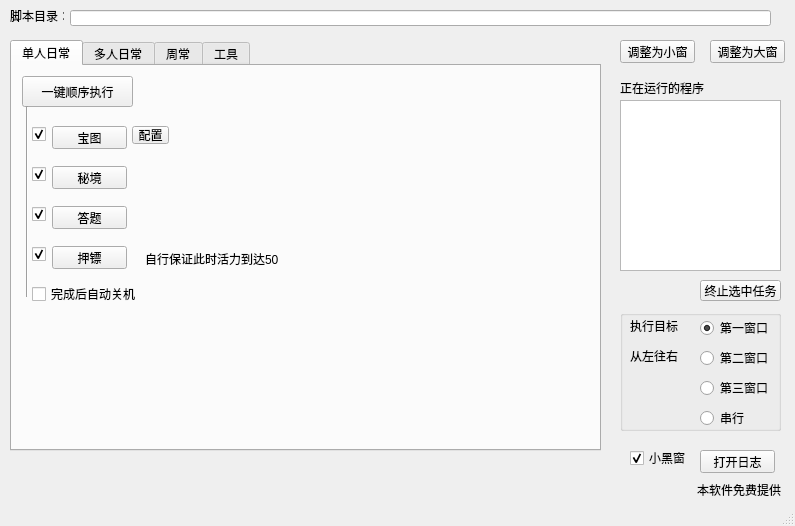
This is ui/win/script.ui in misakamikodo/mhxy_script as Qt 5 draws it before an edit. The edited form follows.
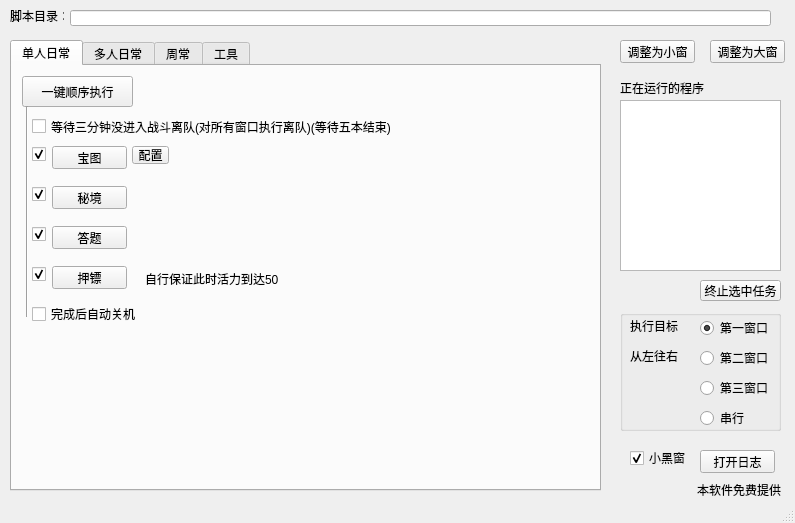
This is the edited form. The open tabs and pages were chosen to show the change.

```diff
--- a/ui/win/script.ui
+++ b/ui/win/script.ui
@@ -10,7 +10,7 @@
     <x>0</x>
     <y>0</y>
     <width>795</width>
-    <height>526</height>
+    <height>523</height>
    </rect>
   </property>
   <property name="windowTitle">
@@ -65,7 +65,7 @@
       <x>10</x>
       <y>40</y>
       <width>591</width>
-      <height>411</height>
+      <height>451</height>
      </rect>
     </property>
     <property name="currentIndex">
@@ -79,7 +79,7 @@
       <property name="geometry">
        <rect>
         <x>40</x>
-        <y>60</y>
+        <y>80</y>
         <width>75</width>
         <height>23</height>
        </rect>
@@ -92,7 +92,7 @@
       <property name="geometry">
        <rect>
         <x>40</x>
-        <y>100</y>
+        <y>120</y>
         <width>75</width>
         <height>23</height>
        </rect>
@@ -105,7 +105,7 @@
       <property name="geometry">
        <rect>
         <x>40</x>
-        <y>140</y>
+        <y>160</y>
         <width>75</width>
         <height>23</height>
        </rect>
@@ -118,7 +118,7 @@
       <property name="geometry">
        <rect>
         <x>40</x>
-        <y>180</y>
+        <y>200</y>
         <width>75</width>
         <height>23</height>
        </rect>
@@ -146,7 +146,7 @@
         <x>0</x>
         <y>40</y>
         <width>31</width>
-        <height>191</height>
+        <height>211</height>
        </rect>
       </property>
       <property name="orientation">
@@ -157,7 +157,7 @@
       <property name="geometry">
        <rect>
         <x>20</x>
-        <y>60</y>
+        <y>80</y>
         <width>21</width>
         <height>16</height>
        </rect>
@@ -173,7 +173,7 @@
       <property name="geometry">
        <rect>
         <x>20</x>
-        <y>100</y>
+        <y>120</y>
         <width>21</width>
         <height>16</height>
        </rect>
@@ -189,7 +189,7 @@
       <property name="geometry">
        <rect>
         <x>20</x>
-        <y>140</y>
+        <y>160</y>
         <width>21</width>
         <height>16</height>
        </rect>
@@ -205,7 +205,7 @@
       <property name="geometry">
        <rect>
         <x>20</x>
-        <y>180</y>
+        <y>200</y>
         <width>21</width>
         <height>16</height>
        </rect>
@@ -221,7 +221,7 @@
       <property name="geometry">
        <rect>
         <x>120</x>
-        <y>60</y>
+        <y>80</y>
         <width>37</width>
         <height>18</height>
        </rect>
@@ -234,7 +234,7 @@
       <property name="geometry">
        <rect>
         <x>133</x>
-        <y>182</y>
+        <y>202</y>
         <width>151</width>
         <height>21</height>
        </rect>
@@ -247,7 +247,7 @@
       <property name="geometry">
        <rect>
         <x>20</x>
-        <y>220</y>
+        <y>240</y>
         <width>111</width>
         <height>16</height>
        </rect>
@@ -256,6 +256,22 @@
        <string>完成后自动关机</string>
       </property>
      </widget>
+     <widget class="QCheckBox" name="wait_chk">
+      <property name="geometry">
+       <rect>
+        <x>20</x>
+        <y>50</y>
+        <width>451</width>
+        <height>21</height>
+       </rect>
+      </property>
+      <property name="text">
+       <string>等待三分钟没进入战斗离队(对所有窗口执行离队)(等待五本结束)</string>
+      </property>
+      <property name="checked">
+       <bool>false</bool>
+      </property>
+     </widget>
     </widget>
     <widget class="QWidget" name="richangTab2">
      <attribute name="title">
```
Left out of the diff: 19 changed lines with no effect on the pictures.
